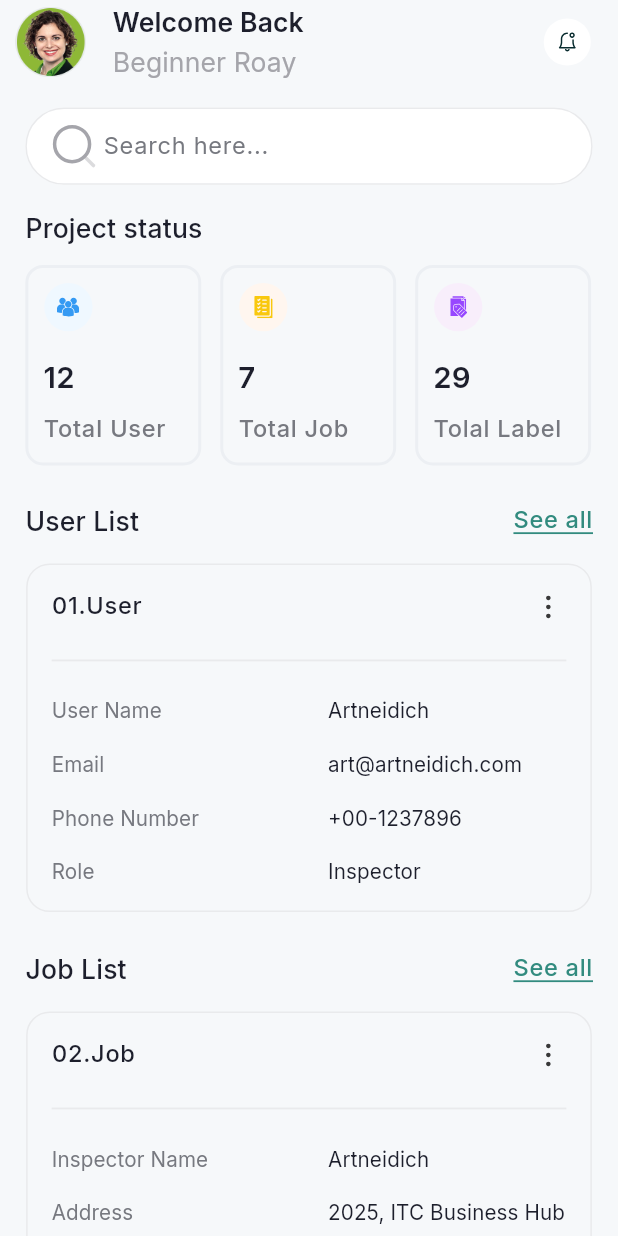
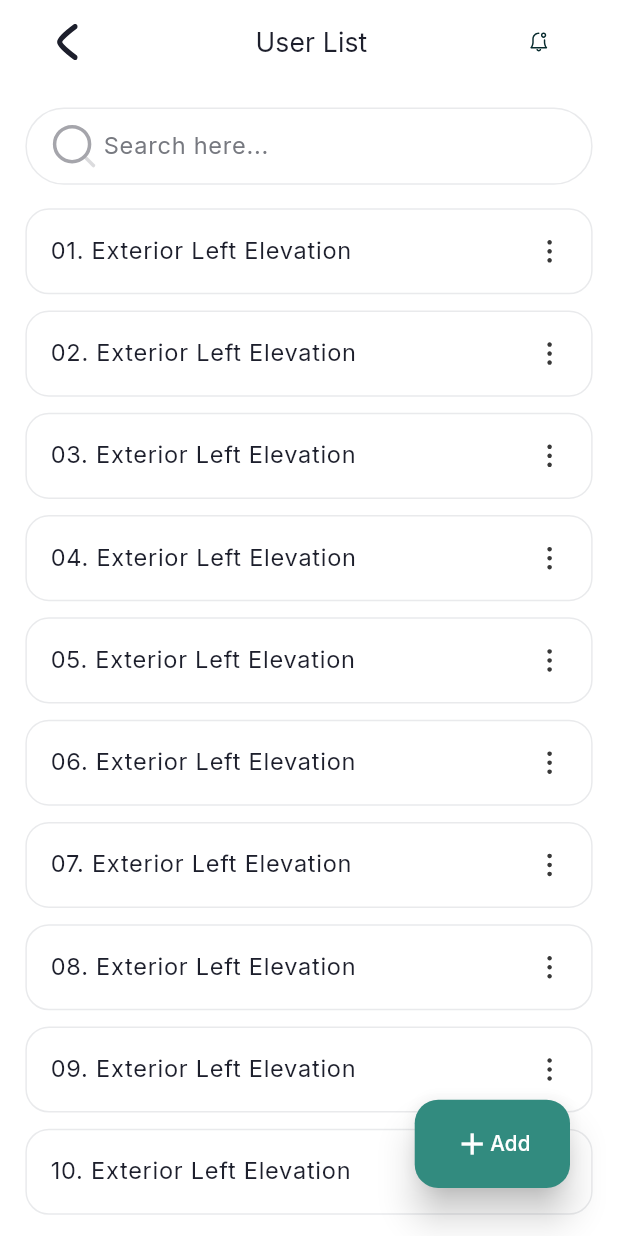
Before and after one commit to backbencherstudio/artneidich_admin_app, a Flutter app: the screen it shows after launch, on a phone screen of 412 x 824 dp. Run offline on Flutter 3.47's test engine with Material 3 defaults, Android fonts, the phone set to English and light mode, and no system bars; our stand-ins replace flutter_riverpod, flutter_screenutil, flutter_svg, go_router, google_fonts; missing offline and left inert: dynamic_path_url_strategy.

Commit message:
label bottom sheet added

```diff
--- a/lib/src/core/routes/route_config.dart
+++ b/lib/src/core/routes/route_config.dart
@@ -2,6 +2,7 @@
 import 'package:artneidich_admin/src/core/routes/route_constant.dart';
 import 'package:artneidich_admin/src/feature/common_widgets/bottom_nav_bar/bottom_nav_bar.dart';
 import 'package:artneidich_admin/src/feature/screens/Home/presentation/home_screen.dart';
+import 'package:artneidich_admin/src/feature/screens/label_management_screens/presentation/label_management_screen.dart';
 import 'package:artneidich_admin/src/feature/screens/user_Managment/presentation/user_mgmt_screen.dart';
 import 'package:go_router/go_router.dart';
 
@@ -9,7 +10,7 @@ import 'build_page_with_transition.dart';
 
 class RouteConfig {
   GoRouter goRouter = GoRouter(
-    initialLocation: RouteConst.homeScreen,
+    initialLocation: RouteConst.labelManagementScreen,
 
     routes: [
 
@@ -63,6 +64,17 @@ class RouteConfig {
           );
         },
       ),
+      GoRoute(
+        path: RouteConst.labelManagementScreen,
+        pageBuilder: (context, state) {
+          return buildPageWithTransition(
+            context: context,
+            state: state,
+            transitionType: PageTransitionType.slideRightToLeft,
+            child: LabelManagementScreen(),
+          );
+        },
+      ),
 
    GoRoute(
         path: RouteConst.userMgmScreen,
--- a/lib/src/core/routes/route_constant.dart
+++ b/lib/src/core/routes/route_constant.dart
@@ -1,4 +1,5 @@
 class RouteConst{
   static const String homeScreen = '/HomeScreen';
   static const String userMgmScreen = '/UserMgmtScreen';
+  static const String labelManagementScreen = '/labelManagement';
 }
--- a/lib/src/core/theme/app_theme.dart
+++ b/lib/src/core/theme/app_theme.dart
@@ -13,7 +13,7 @@ class AppTheme {
     elevatedButtonTheme: AppEvaluatedButtonThemes.lightEvaluatedButtonTheme,
     inputDecorationTheme: AppInputDecorationTheme.lightInputDecorationTheme,
     colorScheme: AppColor.lightColorScheme,
-    scaffoldBackgroundColor: AppColor.screenBackgroundColor,
+    scaffoldBackgroundColor: AppColor.white,
     appBarTheme: CustomAppBarTheme.lightAppBarTheme,
   );
 }
--- /dev/null
+++ b/lib/src/feature/common_widgets/floating_action_button/custom_floating_action_button.dart
@@ -0,0 +1,35 @@
+import 'package:flutter/material.dart';
+import 'package:flutter_screenutil/flutter_screenutil.dart';
+
+import '../../../core/theme/theme_extension/color_pallete.dart';
+
+class CustomFloatingActionButton extends StatelessWidget {
+  final Function onTap;
+  const CustomFloatingActionButton({super.key, required this.onTap});
+
+  @override
+  Widget build(BuildContext context) {
+    return Padding(
+      padding: EdgeInsets.all(16.0),
+      child: SizedBox(
+        width: 98.w,
+        height: 60.h,
+        child: FloatingActionButton(
+          elevation: 10,
+          shape: RoundedRectangleBorder(
+            borderRadius: BorderRadiusGeometry.circular(16.r),
+          ),
+          backgroundColor: AppColor.primaryColor,
+          child: Row(
+            mainAxisAlignment: MainAxisAlignment.center,
+            mainAxisSize: MainAxisSize.min,
+            children: [Icon(Icons.add), Text("Add")],
+          ),
+          onPressed: () {
+            onTap();
+          },
+        ),
+      ),
+    );
+  }
+}
--- /dev/null
+++ b/lib/src/feature/screens/label_management_screens/presentation/label_management_screen.dart
@@ -0,0 +1,54 @@
+import 'package:artneidich_admin/src/core/constant/padding.dart';
+import 'package:artneidich_admin/src/feature/screens/label_management_screens/presentation/widgets/add_new_label_bottom_sheet.dart';
+import 'package:artneidich_admin/src/feature/screens/label_management_screens/presentation/widgets/label_card.dart';
+import 'package:flutter/material.dart';
+import 'package:flutter_screenutil/flutter_screenutil.dart';
+import 'package:flutter_svg/svg.dart';
+
+import '../../../../core/constant/icons.dart';
+import '../../../common_widgets/commonWidget.dart';
+import '../../../common_widgets/floating_action_button/custom_floating_action_button.dart';
+
+class LabelManagementScreen extends StatelessWidget {
+  const LabelManagementScreen({super.key});
+
+  @override
+  Widget build(BuildContext context) {
+    return Scaffold(
+      floatingActionButton: CustomFloatingActionButton(onTap: () {
+        createNewLabelBottomSheet(context: context);
+      }),
+      body: Padding(
+        padding: AppPadding.horizontalPadding,
+        child: Column(
+          children: [
+            CommonWidget.appBar(title: "User List"),
+            SizedBox(height: 16.h),
+            TextFormField(
+              decoration: InputDecoration(
+                hintText: "Search here...",
+                prefixIcon: Padding(
+                  padding: EdgeInsets.only(left: 16.w),
+                  child: SvgPicture.asset(AppIcons.search),
+                ),
+              ),
+            ),
+            SizedBox(height: 16.h),
+            Expanded(
+              child: ListView.builder(
+                itemCount: 10,
+                padding: EdgeInsets.zero,
+                itemBuilder: (_, index) {
+                  return LabelCard(
+                    index: index + 1,
+                    label: "Exterior Left Elevation",
+                  );
+                },
+              ),
+            ),
+          ],
+        ),
+      ),
+    );
+  }
+}
--- /dev/null
+++ b/lib/src/feature/screens/label_management_screens/presentation/widgets/label_card.dart
@@ -0,0 +1,45 @@
+import 'package:artneidich_admin/src/core/constant/icons.dart';
+import 'package:artneidich_admin/src/core/theme/theme_extension/color_pallete.dart';
+import 'package:flutter/material.dart';
+import 'package:flutter_screenutil/flutter_screenutil.dart';
+import 'package:flutter_svg/svg.dart';
+
+import 'menu_card.dart';
+
+class LabelCard extends StatelessWidget {
+  final int index;
+  final String label;
+  final GlobalKey menuKey = GlobalKey();
+   LabelCard({super.key, required this.index, required this.label});
+
+  @override
+  Widget build(BuildContext context) {
+    final textTheme = Theme.of(context).textTheme;
+    return Container(
+      padding: EdgeInsets.all(16.r),
+      margin: EdgeInsets.only(bottom: 11.h),
+      decoration: BoxDecoration(
+        borderRadius: BorderRadius.circular(16.r),
+        border: Border.all(color: AppColor.borderColor),
+      ),
+      child: Row(
+        mainAxisAlignment: MainAxisAlignment.spaceBetween,
+        children: [
+          Text(
+            "${index < 10 ? "0$index" : index}. $label",
+            style: textTheme.bodyLarge,
+          ),
+          GestureDetector(
+            key: menuKey,
+            onTap: () async {
+              final value = await customPopupMenu(key: menuKey,context: context, list: {"Edit", "Delete"});
+
+           debugPrint("\nSelected value : $value\n");
+            },
+            child: SvgPicture.asset(AppIcons.threedot),
+          ),
+        ],
+      ),
+    );
+  }
+}
--- a/lib/src/feature/screens/user_Managment/presentation/user_mgmt_screen.dart
+++ b/lib/src/feature/screens/user_Managment/presentation/user_mgmt_screen.dart
@@ -32,7 +32,7 @@ class UserMgmtScreen extends StatelessWidget {
               ),
             ),
 
-        Consumer(
+            Consumer(
               builder: (_, ref, _) {
                 debugPrint('\ncalling user data \n');
                 final userData = ref.watch(userListProvider);
@@ -55,7 +55,8 @@ class UserMgmtScreen extends StatelessWidget {
                       ),
                     );
                   },
-                  error: (error, stack) => Center(child: Text('Failed to load data')),
+                  error: (error, stack) =>
+                      Center(child: Text('Failed to load data')),
                   loading: () => Center(child: CircularProgressIndicator()),
                 );
               },
```
Also changed, not shown: lib/src/feature/screens/label_management_screens/presentation/widgets/add_new_label_bottom_sheet.dart (added, +64 -0 lines), lib/src/feature/screens/label_management_screens/presentation/widgets/menu_card.dart (added, +72 -0 lines).
